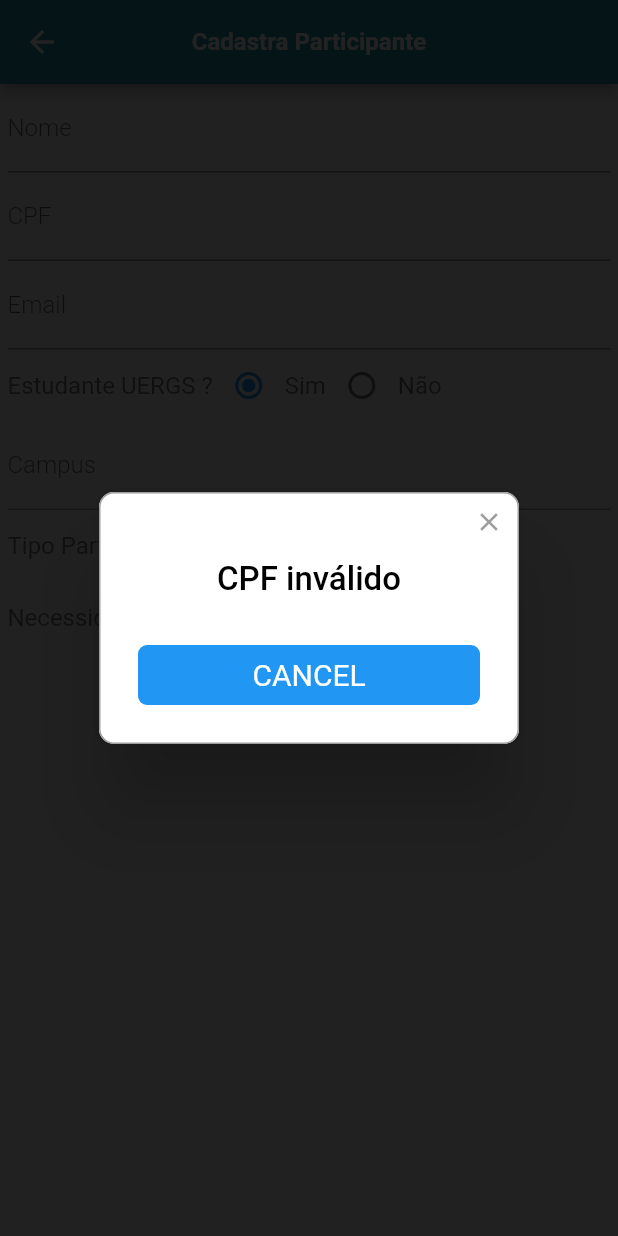
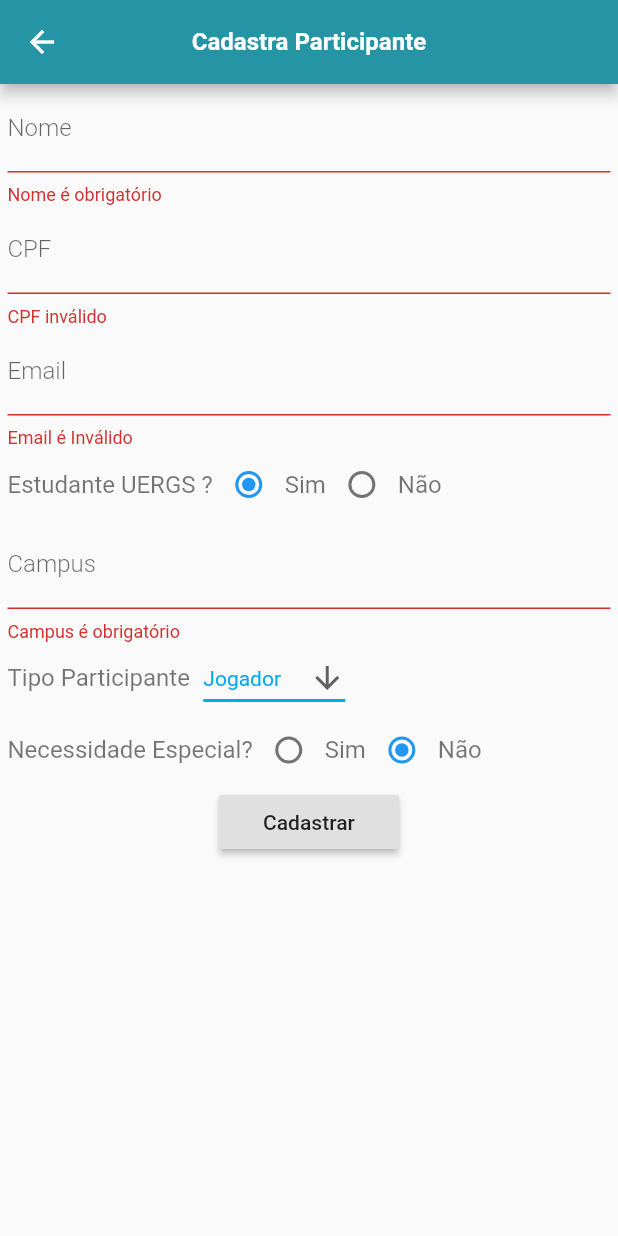
Before and after one commit to marcosvcunha/siepex, a Flutter app: the CadastraParticipante screen opened by its route, after a tap on "Cadastrar", on a phone screen of 412 x 824 dp. Run offline on Flutter 3.47's test engine with Material 2 defaults, Android fonts, the phone set to English and light mode, and no system bars; drawn by our look-alikes of rflutter_alert; our stand-ins replace email_validator, extended_image, flutter_masked_text, flutter_spinkit, mask_text_input_formatter, shared_preferences; missing offline and left inert: barcode_scan, cpf_cnpj_validator, flutter_webview_plugin; accounts and stored records are empty; network calls fail.

Commit message:
drawer adicionado, validações alteradas, userJuergs criado

```diff
--- a/siepex_app/lib/models/serializeJuergs.dart
+++ b/siepex_app/lib/models/serializeJuergs.dart
@@ -1,3 +1,4 @@
+Estudante userJuergs = new Estudante();
 
 class Estudante {
   String nome;
@@ -42,4 +43,11 @@ class Estudante {
     'indNecessidade': this.indNecessidade,
     'tipoParticipante': this.tipoParticipante,
   };
+
+  void setName(String newNome){
+    this.nome = newNome;
+  }
+  void setEmail(String newEmail){
+    this.email = newEmail;
+  }
 }
--- a/siepex_app/lib/src/eventos/juergs/CadastraParticipante.dart
+++ b/siepex_app/lib/src/eventos/juergs/CadastraParticipante.dart
@@ -8,6 +8,7 @@ import 'package:siepex/src/config.dart';
 import 'package:http/http.dart' as http;
 import 'package:rflutter_alert/rflutter_alert.dart';
 import 'package:cpf_cnpj_validator/cpf_validator.dart';
+import 'package:email_validator/email_validator.dart';
 
 class CadastraParticipante extends StatefulWidget {
   final Widget child;
@@ -22,6 +23,11 @@ class _CadastraParticipanteState extends State<CadastraParticipante> {
   Widget build(BuildContext context) {
     return corpo(context);
   }
+  bool _loading = false;
+  String cpfError = null;
+  String nomeError = null;
+  String emailError = null;
+  String instError = null;
 
   TextEditingController txtNome = TextEditingController();
 
@@ -81,7 +87,7 @@ class _CadastraParticipanteState extends State<CadastraParticipante> {
       return Padding(
         padding: const EdgeInsets.only(left: 5, right: 5),
         child: TextField(
-          decoration: InputDecoration(labelText: 'Campus'),
+          decoration: InputDecoration(labelText: 'Campus', errorText: instError),
           controller: txtInstituicao,
           keyboardType: TextInputType.text,
           style:
@@ -92,7 +98,7 @@ class _CadastraParticipanteState extends State<CadastraParticipante> {
       return Padding(
         padding: const EdgeInsets.only(left: 5, right: 5),
         child: TextField(
-          decoration: InputDecoration(labelText: 'Instituição'),
+          decoration: InputDecoration(labelText: 'Instituição', errorText: instError),
           controller: txtInstituicao,
           keyboardType: TextInputType.text,
           style:
@@ -145,26 +151,39 @@ class _CadastraParticipanteState extends State<CadastraParticipante> {
   }
 
   validaCampos(Estudante estudante){
+    bool valido = true;
     if(!CPFValidator.isValid(estudante.cpf)){
-      Alert(context: context, title: 'CPF inválido').show();
-      return false;
+      cpfError = 'CPF inválido';
+      valido = false;
+    }else
+      cpfError = null;
+    if(!EmailValidator.validate(estudante.email)){
+      emailError = 'Email é Inválido';
+      valido = false;
     }
-    if(estudante.email.isEmpty){
-      Alert(context: context, title: 'Email é obrigatório').show();
-      return false;
-    }
+      else
+        emailError = null;
     if(estudante.nome.isEmpty){
-      Alert(context: context, title: 'Nome é obrigatório').show();
-      return false;
-    }
+      nomeError = 'Nome é obrigatório';
+      valido = false;
+    }else
+      nomeError = null;
     if(estudante.instituicao.isEmpty){
-      Alert(context: context, title: 'Instituição é obrigatório').show();
-      return false;
-    }
-    return true;
+      instError = 'Instituição é obrigatório';
+      valido = false;
+    }else{
+        if(estudante.instituicao == "Uergs" && estudante.campoUergs.isEmpty){
+          instError = 'Campus é obrigatório';
+          valido = false;
+        }else
+          instError = null;
+      }
+    setState(() {
+    });
+    return valido;
   }
 
-  cadastrar(Estudante estudante, BuildContext context) async {
+  Future cadastrar(Estudante estudante, BuildContext context) async {
     print("login");
     estudante.cpf = (estudante.cpf.replaceAll(".", "")).replaceAll("-", "");
     if(!validaCampos(estudante))
@@ -175,6 +194,9 @@ class _CadastraParticipanteState extends State<CadastraParticipante> {
     print("passou");
     try {
       print("Enviando request.");
+      setState(() {
+        _loading = true;
+      });
       var resposta =
           jsonDecode((await http.put(baseUrl + 'cadastroJuergs/', body: {
         'nome': estudante.nome,
@@ -187,10 +209,14 @@ class _CadastraParticipanteState extends State<CadastraParticipante> {
         'tipoParticipante': estudante.tipoParticipante
       }))
               .body);
+      setState(() {
+        _loading = false;
+      });
       print("Request enviado.");
       print(resposta);
       if (resposta['status'] != null) {
         if (resposta['status'] == 'sucesso') {
+          userJuergs = estudante;
           Navigator.popUntil(context, ModalRoute.withName('inicio'));
           Navigator.pushNamed(context, 'inicioJuergs');
         } else if (resposta['status'] == 'erro') {
@@ -215,12 +241,21 @@ class _CadastraParticipanteState extends State<CadastraParticipante> {
           style: TextStyle(fontSize: 16.0, fontWeight: FontWeight.bold),
         ),
       ),
-      body: ListView(
+      body: _loading ? loadingScreen() : body(),
+    );
+  }
+  Widget loadingScreen(){
+    return Center(
+      child: CircularProgressIndicator(),
+    );
+  }
+  Widget body(){
+    return ListView(
         children: <Widget>[
           Padding(
             padding: const EdgeInsets.only(left: 5, right: 5),
             child: TextField(
-              decoration: InputDecoration(labelText: 'Nome'),
+              decoration: InputDecoration(labelText: 'Nome', errorText: nomeError),
               controller: txtNome,
               keyboardType: TextInputType.text,
               style: TextStyle(
@@ -230,7 +265,7 @@ class _CadastraParticipanteState extends State<CadastraParticipante> {
           Padding(
             padding: const EdgeInsets.only(left: 5, right: 5),
             child: TextField(
-              decoration: InputDecoration(labelText: 'CPF'),
+              decoration: InputDecoration(labelText: 'CPF', errorText: cpfError),
               controller: txtCpf,
               inputFormatters: [cpfMask],
               keyboardType: TextInputType.number,
@@ -241,7 +276,7 @@ class _CadastraParticipanteState extends State<CadastraParticipante> {
           Padding(
             padding: const EdgeInsets.only(left: 5, right: 5),
             child: TextField(
-              decoration: InputDecoration(labelText: 'Email'),
+              decoration: InputDecoration(labelText: 'Email', errorText: emailError),
               controller: txtEmail,
               keyboardType: TextInputType.text,
               style: TextStyle(
@@ -360,7 +395,7 @@ class _CadastraParticipanteState extends State<CadastraParticipante> {
             ),
           ),
         ],
-      ),
-    );
+      );
   }
+
 }
--- a/siepex_app/lib/src/eventos/juergs/InicioJuergs.dart
+++ b/siepex_app/lib/src/eventos/juergs/InicioJuergs.dart
@@ -2,6 +2,7 @@ import 'package:flutter/material.dart';
 import 'package:siepex/src/areaParticipante/homeParticipante.dart';
 import 'package:siepex/src/inicio/itemButton.dart';
 import 'package:siepex/mdi.dart';
+import './Widgets/Drawer.dart';
 
 class InicioJuergs extends StatelessWidget {
   final Widget child;
@@ -18,7 +19,7 @@ Widget corpo(BuildContext context) {
           elevation: 10,
           title: Text('Inicio'),
         ),
-        drawer: HomeParticipante(),
+        drawer: juergsDrawer(),
         body: Container(
             decoration: BoxDecoration(
                 image: DecorationImage(
--- a/siepex_app/lib/src/eventos/juergs/LoginPage.dart
+++ b/siepex_app/lib/src/eventos/juergs/LoginPage.dart
@@ -3,6 +3,7 @@ import 'dart:ui';
 import 'package:flutter/material.dart';
 import 'package:mask_text_input_formatter/mask_text_input_formatter.dart';
 import 'package:cpf_cnpj_validator/cpf_validator.dart';
+import 'package:siepex/models/serializeJuergs.dart';
 
 
 class LoginJuergs extends StatefulWidget {
@@ -29,6 +30,8 @@ class _LoginJuergsState extends State<LoginJuergs> {
       _errorText = "Cpf invalido!";
     else{
       _errorText = null;
+      userJuergs.nome = "Marcos Vinicius Cunha";
+      userJuergs.email = "marcos-cunha@uergs.edu.br";
       Navigator.popAndPushNamed(context, 'inicioJuergs');
     }
 
--- a/siepex_app/lib/src/eventos/juergs/ModalidadesPage.dart
+++ b/siepex_app/lib/src/eventos/juergs/ModalidadesPage.dart
@@ -1,8 +1,6 @@
 import 'dart:ui';
 
 import 'package:flutter/material.dart';
-import '../../../icons/my_flutter_app_icons.dart';
-import '../../../icons/sport_icons.dart';
 import '../../../models/modalidade.dart';
 
 List modalidades = [
--- a/siepex_app/pubspec.yaml
+++ b/siepex_app/pubspec.yaml
@@ -27,6 +27,7 @@ dependencies:
 dev_dependencies:
   flutter_test:
     sdk: flutter
+  email_validator: ^1.0.4
   mask_text_input_formatter: ^1.0.6
   cpf_cnpj_validator: ^1.0.5
   url_launcher: ^5.0.2
```
Also changed, not shown: siepex_app/lib/src/eventos/juergs/Widgets/Drawer.dart (added, +57 -0 lines).
